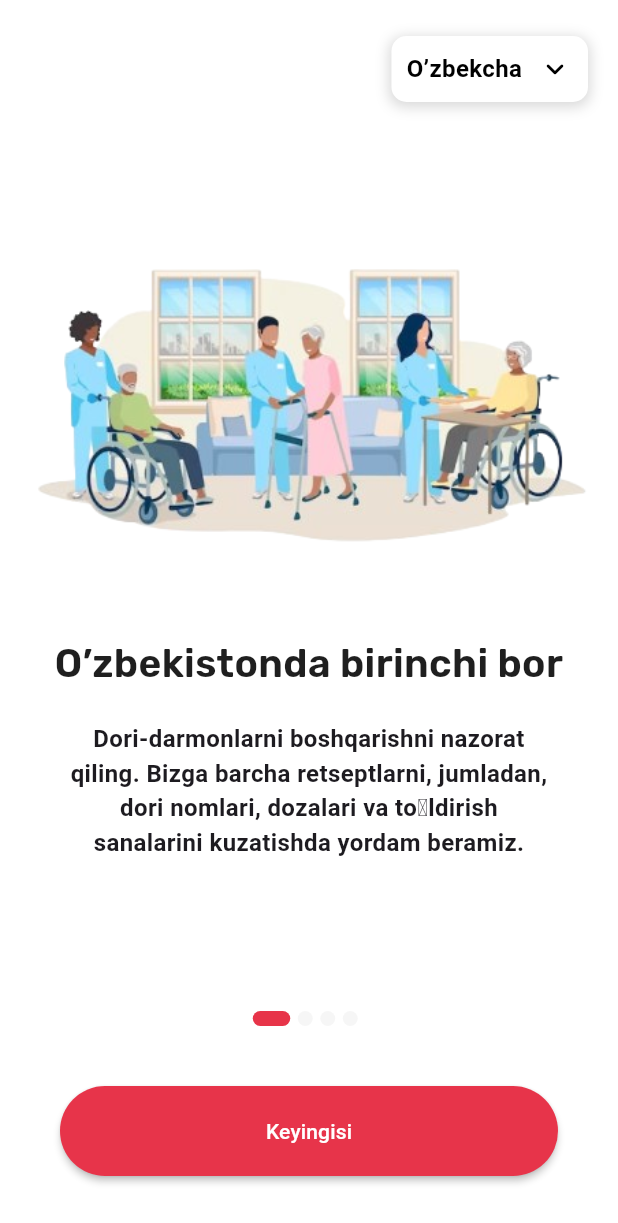
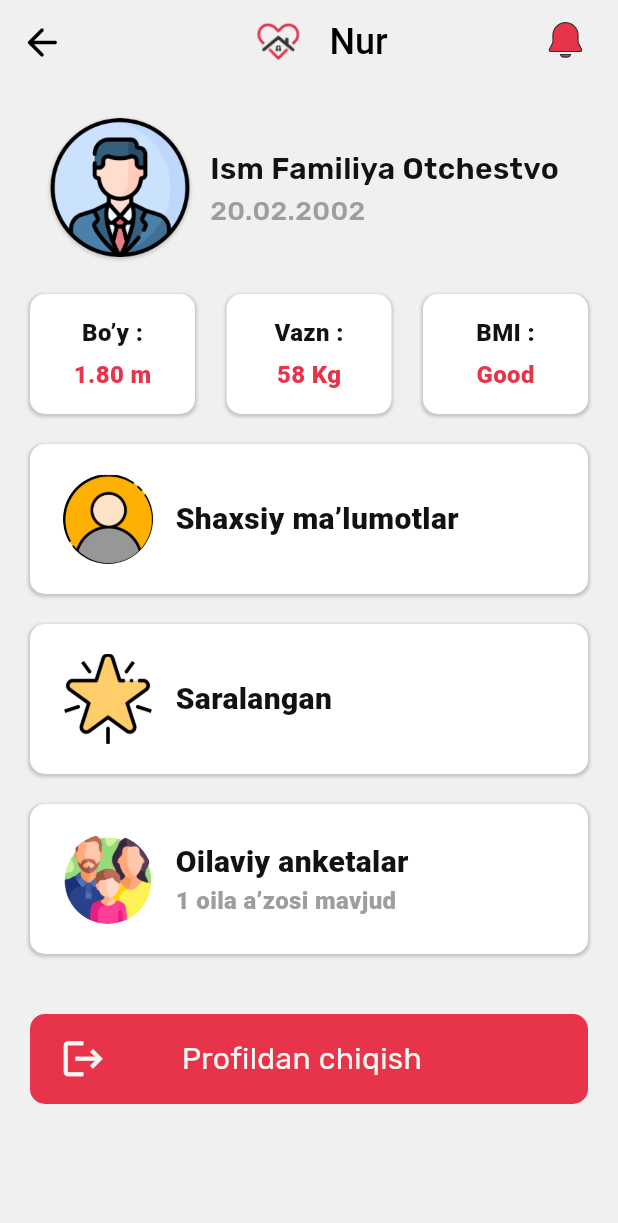
Before and after one commit to professorDeveloper/MedHome, a Flutter app: the screen it shows after launch, on a phone screen of 412 x 824 dp. Shown: the top 1223 px of the screen. Run offline on Flutter 3.47's test engine with Material 3 defaults, Android fonts, the light colour scheme and no system bars; our stand-ins replace animate_do, auto_route, connectivity_plus, flutter_svg, google_fonts, shared_preferences; missing offline and left inert: flutter_share, new_version, otp_pin_field; project files that could hold a hidden picture were left out.

Commit message:
Profile Screen

```diff
--- a/lib/main.dart
+++ b/lib/main.dart
@@ -1,5 +1,5 @@
 import 'package:flutter/material.dart';
-import 'package:medhome/screens/onboarding/introduction_screen.dart';
+import 'package:medhome/widgets/profile.dart';
 
 void main() {
   runApp(const MyApp());
@@ -15,24 +15,9 @@ class MyApp extends StatelessWidget {
         title: 'Med Home',
         debugShowCheckedModeBanner: false,
         theme: ThemeData(
-          // This is the theme of your application.
-          //
-          // TRY THIS: Try running your application with "flutter run". You'll see
-          // the application has a purple toolbar. Then, without quitting the app,
-          // try changing the seedColor in the colorScheme below to Colors.green
-          // and then invoke "hot reload" (save your changes or press the "hot
-          // reload" button in a Flutter-supported IDE, or press "r" if you used
-          // the command line to start the app).
-          //
-          // Notice that the counter didn't reset back to zero; the application
-          // state is not lost during the reload. To reset the state, use hot
-          // restart instead.
-          //
-          // This works for code too, not just values: Most code changes can be
-          // tested with just a hot reload.
           colorScheme: ColorScheme.fromSeed(seedColor: Colors.deepPurple),
           useMaterial3: true,
         ),
-        home: const IntroductionScreen());
+        home: const MyProfile());
   }
 }
--- a/lib/screens/register/register_agree_screen.dart
+++ b/lib/screens/register/register_agree_screen.dart
@@ -1,7 +1,5 @@
 import 'package:flutter/cupertino.dart';
 import 'package:flutter/material.dart';
-import 'package:medhome/utils/app_color.dart';
-import 'package:simple_item_selector/simple_item_selector.dart';
 
 import '../../utils/app_images.dart';
 import '../../utils/app_style.dart';
@@ -57,29 +55,29 @@ class _RegisterAgreeScreenState extends State<RegisterAgreeScreen> {
                 SizedBox(
                   height: 10,
                 ),
-                ItemSelector(
-                  direction: Direction.horizontal,
-                  activeBackgroundColor: AppColor.red1,
-                  inactiveBackgroundColor: Colors.grey[300],
-                  itemMargin: const EdgeInsets.all(10.0),
-                  itemPadding: const EdgeInsets.all(4.0),
-                  itemBorderRadius:
-                      const BorderRadius.all(Radius.circular(5.0)),
-                  itemsCount: 2,
-                  // should be <= items.length
-                  items: const [
-                    Row(
-                      children: [
-                        Container("")
-                      ],
-                    )
-                  ],
-                  // any arbitrary widget list
-                  onSelected: (index) {
-                    // you can access selected item index here!
-                    print(index);
-                  },
-                )
+                // ItemSelector(
+                //   direction: Direction.horizontal,
+                //   activeBackgroundColor: AppColor.red1,
+                //   inactiveBackgroundColor: Colors.grey[300],
+                //   itemMargin: const EdgeInsets.all(10.0),
+                //   itemPadding: const EdgeInsets.all(4.0),
+                //   itemBorderRadius:
+                //       const BorderRadius.all(Radius.circular(5.0)),
+                //   itemsCount: 2,
+                //   // should be <= items.length
+                //   items: const [
+                //     Row(
+                //       children: [
+                //         Container("")
+                //       ],
+                //     )
+                //   ],
+                //   // any arbitrary widget list
+                //   onSelected: (index) {
+                //     // you can access selected item index here!
+                //     print(index);
+                //   },
+                // )
               ],
             ),
           ),
--- a/lib/widgets/profile.dart
+++ b/lib/widgets/profile.dart
@@ -0,0 +1,237 @@
+import 'package:flutter/material.dart';
+import 'package:flutter_svg/svg.dart';
+import 'package:google_fonts/google_fonts.dart';
+import 'package:medhome/widgets/profile_container.dart';
+
+import '../utils/app_color.dart';
+
+class MyProfile extends StatelessWidget {
+  const MyProfile({super.key});
+
+  @override
+  Widget build(BuildContext context) {
+    return Scaffold(
+        backgroundColor: const Color.fromARGB(255, 240, 240, 240),
+        appBar: AppBar(
+            backgroundColor: const Color.fromARGB(255, 240, 240, 240),
+            centerTitle: true,
+            leading: IconButton(
+              onPressed: () {
+                Navigator.pop(context);
+              },
+              icon: const Icon(
+                Icons.arrow_back_rounded,
+                size: 30,
+                color: Colors.black,
+              ),
+              color: Colors.black,
+            ),
+            actions: [
+              Padding(
+                padding: const EdgeInsets.only(right: 20),
+                child: SvgPicture.asset(
+                  "assets/images/ic_notification.svg",
+                  height: 30,
+                  width: 30,
+                ),
+              ),
+            ],
+            title: const Row(
+              mainAxisAlignment: MainAxisAlignment.center,
+              children: [
+                Image(
+                  image: AssetImage("assets/images/appbar_logo.png"),
+                  height: 60,
+                  width: 60,
+                ),
+                Text("Nur",
+                    style: TextStyle(
+                      color: Colors.black,
+                      fontSize: 24,
+                      fontWeight: FontWeight.w500,
+                    )),
+              ],
+            )),
+        body: Column(
+          children: [
+            Row(
+              children: [
+                Padding(
+                  padding: const EdgeInsets.only(left: 30, top: 20),
+                  child: Container(
+                    height: 100,
+                    width: 100,
+                    decoration: BoxDecoration(
+                      shape: BoxShape.circle,
+                      image: const DecorationImage(
+                        image: AssetImage("assets/images/profile.png"),
+                        fit: BoxFit.fill,
+                      ),
+                    ),
+                  ),
+                ),
+                Padding(
+                  padding: const EdgeInsets.only(left: 10, top: 20),
+                  child: Column(
+                    crossAxisAlignment: CrossAxisAlignment.start,
+                    children: [
+                      Text(
+                        "Ism Familiya Otchestvo",
+                        style: GoogleFonts.rubik(
+                          fontWeight: FontWeight.w600,
+                          fontSize: 20,
+                          color: AppColor.black,
+                        ),
+                      ),
+                      Text(
+                        "20.02.2002",
+                        style: GoogleFonts.rubik(
+                          fontWeight: FontWeight.w500,
+                          fontSize: 18,
+                          color: Colors.grey,
+                        ),
+                      ),
+                    ],
+                  ),
+                ),
+              ],
+            ),
+            Padding(
+              padding: const EdgeInsets.only(top: 20, left: 20, right: 20),
+              child: Row(
+                mainAxisAlignment: MainAxisAlignment.spaceBetween,
+                children: [
+                  StatsContainer(
+                    statText: 'Bo’y :',
+                    statValue: '1.80 m',
+                  ),
+                  StatsContainer(
+                    statText: 'Vazn :',
+                    statValue: '58 Kg',
+                  ),
+                  StatsContainer(
+                    statText: 'BMI :',
+                    statValue: 'Good',
+                  ),
+                ],
+              ),
+            ),
+            Padding(
+              padding: const EdgeInsets.only(top: 20, left: 20, right: 20),
+              child: Column(
+                crossAxisAlignment: CrossAxisAlignment.start,
+                children: [
+                  ProfileInformation(
+                    mainText: "Shaxsiy ma’lumotlar",
+                    image: AssetImage("assets/images/avatar.png"),
+                  ),
+                  const SizedBox(
+                    height: 20,
+                  ),
+                  ProfileInformation(
+                    mainText: "Saralangan",
+                    image: AssetImage("assets/images/star.png"),
+                  ),
+                  SizedBox(
+                    height: 20,
+                  ),
+                  Container(
+                    height: 100,
+                    width: double.infinity,
+                    decoration: BoxDecoration(
+                      boxShadow: [
+                        BoxShadow(
+                          color: Colors.grey.withOpacity(0.5),
+                          spreadRadius: 1,
+                          blurRadius: 1,
+                          offset: const Offset(0, 1),
+                        ),
+                      ],
+                      color: Colors.white,
+                      borderRadius: BorderRadius.circular(10),
+                    ),
+                    child: Padding(
+                      padding: const EdgeInsets.symmetric(horizontal: 22),
+                      child: Row(
+                        children: [
+                          Container(
+                            height: 60,
+                            width: 60,
+                            decoration: BoxDecoration(
+                              shape: BoxShape.circle,
+                              image: DecorationImage(
+                                image: AssetImage("assets/images/family.png"),
+                                fit: BoxFit.cover,
+                              ),
+                            ),
+                          ),
+                          Padding(
+                            padding: const EdgeInsets.only(left: 15),
+                            child: Column(
+                              mainAxisAlignment: MainAxisAlignment.center,
+                              crossAxisAlignment: CrossAxisAlignment.start,
+                              children: [
+                                Text(
+                                  "Oilaviy anketalar",
+                                  style: GoogleFonts.zenMaruGothic(
+                                    fontWeight: FontWeight.w900,
+                                    fontSize: 20,
+                                    color: AppColor.black,
+                                  ),
+                                ),
+                                Text(
+                                  "1 oila a’zosi mavjud",
+                                  style: GoogleFonts.zenMaruGothic(
+                                    fontWeight: FontWeight.w900,
+                                    fontSize: 16,
+                                    color: Colors.grey,
+                                  ),
+                                ),
+                              ],
+                            ),
+                          ),
+                        ],
+                      ),
+                    ),
+                  ),
+                  SizedBox(
+                    height: 40,
+                  ),
+                  Container(
+                    height: 60,
+                    width: double.infinity,
+                    decoration: BoxDecoration(
+                      color: AppColor.red1,
+                      borderRadius: BorderRadius.circular(10),
+                    ),
+                    child: Padding(
+                      padding: const EdgeInsets.symmetric(horizontal: 20),
+                      child: Row(
+                        children: [
+                          Icon(
+                            Icons.logout,
+                            size: 31,
+                            color: AppColor.white,
+                          ),
+                          const SizedBox(
+                            width: 50,
+                          ),
+                          Text(
+                            "Profildan chiqish",
+                            style: GoogleFonts.rubik(
+                              fontWeight: FontWeight.w400,
+                              fontSize: 20,
+                              color: AppColor.white,
+                            ),
+                          ),
+                        ],
+                      ),
+                    ),
+                  ),
+                ],
+              ),
+            ),
+          ],
+        ));
+  }
+}
--- /dev/null
+++ b/lib/widgets/profile_container.dart
@@ -0,0 +1,120 @@
+import 'package:flutter/material.dart';
+import 'package:google_fonts/google_fonts.dart';
+import 'package:medhome/utils/app_color.dart';
+
+class StatsContainer extends StatelessWidget {
+  final String statText;
+  final String statValue;
+  const StatsContainer({
+    super.key,
+    required this.statText,
+    required this.statValue,
+  });
+
+  @override
+  Widget build(BuildContext context) {
+    return Container(
+      height: 80,
+      width: 110,
+      decoration: BoxDecoration(
+        boxShadow: [
+          BoxShadow(
+            color: Colors.grey.withOpacity(0.5),
+            spreadRadius: 1,
+            blurRadius: 1,
+            offset: const Offset(0, 1),
+          ),
+        ],
+        color: Colors.white,
+        borderRadius: BorderRadius.circular(10),
+      ),
+      child: Column(
+        mainAxisAlignment: MainAxisAlignment.center,
+        children: [
+          Text(
+            statText,
+            style: GoogleFonts.zenMaruGothic(
+              fontWeight: FontWeight.w900,
+              fontSize: 16,
+              color: AppColor.black,
+            ),
+          ),
+          SizedBox(
+            height: 5,
+          ),
+          Text(
+            statValue,
+            style: GoogleFonts.zenMaruGothic(
+              fontWeight: FontWeight.w900,
+              fontSize: 16,
+              color: AppColor.red1,
+            ),
+          ),
+        ],
+      ),
+    );
+  }
+}
+
+class ProfileInformation extends StatelessWidget {
+  final String mainText;
+  final String? subText;
+  final AssetImage image;
+  const ProfileInformation(
+      {super.key, required this.mainText, this.subText, required this.image});
+
+  @override
+  Widget build(BuildContext context) {
+    return Container(
+      height: 100,
+      width: double.infinity,
+      decoration: BoxDecoration(
+        boxShadow: [
+          BoxShadow(
+            color: Colors.grey.withOpacity(0.5),
+            spreadRadius: 1,
+            blurRadius: 1,
+            offset: const Offset(0, 1),
+          ),
+        ],
+        color: Colors.white,
+        borderRadius: BorderRadius.circular(10),
+      ),
+      child: Padding(
+        padding: const EdgeInsets.symmetric(horizontal: 22),
+        child: Row(
+          children: [
+            Container(
+              height: 60,
+              width: 60,
+              decoration: BoxDecoration(
+                shape: BoxShape.circle,
+                image: DecorationImage(
+                  image: image,
+                  fit: BoxFit.cover,
+                ),
+              ),
+            ),
+            Padding(
+              padding: const EdgeInsets.only(left: 15),
+              child: Column(
+                mainAxisAlignment: MainAxisAlignment.center,
+                crossAxisAlignment: CrossAxisAlignment.start,
+                children: [
+                  Text(
+                    mainText,
+                    style: GoogleFonts.zenMaruGothic(
+                      fontWeight: FontWeight.w900,
+                      fontSize: 20,
+                      color: AppColor.black,
+                    ),
+                  ),
+                ],
+              ),
+            ),
+          ],
+        ),
+      ),
+    );
+  }
+}
```
Also changed, not shown: assets/images/avatar.png (added), assets/images/avatar.svg (added), assets/images/family.png (added), assets/images/ic_profile.svg (added), assets/images/profile.png (added), assets/images/star.png (added), pubspec.lock.
